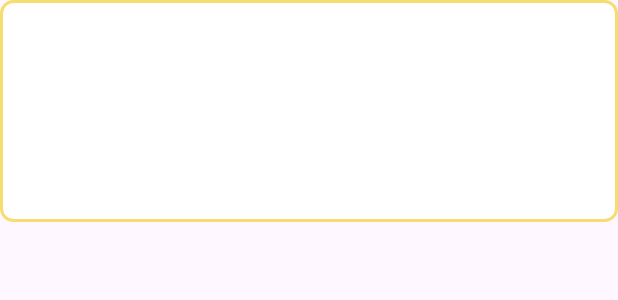
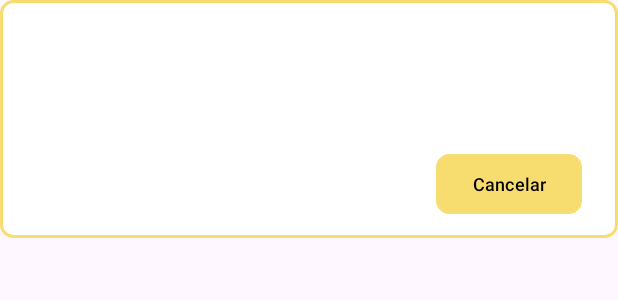
Before and after one commit to marcosv79/HomeSwift, an Android app: the layout item_orderp.xml on its own in the app's theme, with its tools: preview values and no code run, on a phone screen of 412 x 824 dp. Shown: the top 300 px of the screen. Run offline under Robolectric (Android 15) with nearby library versions, the phone set to English and light mode, and no system bars.

Commit message:
Fornecedores - Botão Cancelar e orders

```diff
--- a/app/src/main/res/layout/item_orderp.xml
+++ b/app/src/main/res/layout/item_orderp.xml
@@ -1,9 +1,8 @@
-<LinearLayout
+<RelativeLayout
     xmlns:android="http://schemas.android.com/apk/res/android"
     android:layout_width="match_parent"
     android:layout_height="wrap_content"
     android:layout_gravity="center_horizontal"
-    android:orientation="vertical"
     android:padding="16dp"
     android:layout_marginBottom="10dp"
     android:background="@drawable/rounded_et_bck">
@@ -20,6 +19,7 @@
         android:fontFamily="@font/nunibold"
         android:layout_width="wrap_content"
         android:layout_height="wrap_content"
+        android:layout_marginTop="20dp"
         android:text="" />
 
     <TextView
@@ -27,6 +27,7 @@
         android:fontFamily="@font/nunibold"
         android:layout_width="wrap_content"
         android:layout_height="wrap_content"
+        android:layout_marginTop="40dp"
         android:text="" />
 
     <TextView
@@ -34,6 +35,7 @@
         android:fontFamily="@font/nunibold"
         android:layout_width="wrap_content"
         android:layout_height="wrap_content"
+        android:layout_marginTop="60dp"
         android:text="" />
 
     <TextView
@@ -41,6 +43,7 @@
         android:fontFamily="@font/nunibold"
         android:layout_width="wrap_content"
         android:layout_height="wrap_content"
+        android:layout_marginTop="80dp"
         android:text="" />
 
     <TextView
@@ -48,7 +51,19 @@
         android:fontFamily="@font/nunibold"
         android:layout_width="wrap_content"
         android:layout_height="wrap_content"
+        android:layout_marginTop="100dp"
         android:text="" />
 
+    <Button
+        android:id="@+id/btnCancelOrder"
+        android:layout_width="97dp"
+        android:layout_height="40dp"
+        android:text="Cancelar"
+        android:layout_alignBaseline="@+id/textStatus"
+        android:layout_alignParentEnd="true"
+        android:layout_marginEnd="8dp"
+        android:background="@drawable/rounded_et_bck"
+        android:textSize="12sp"/>
 
-</LinearLayout>
+
+</RelativeLayout>
```
Also changed, not shown: app/src/main/java/pt/ipca/hs/OrderAdapterP.kt (+8 -1 lines), app/src/main/java/pt/ipca/hs/ampPedidosFragment.kt (+27 -4 lines), app/src/main/res/layout/fragment_amp_pedidos.xml (+11 -0 lines).
